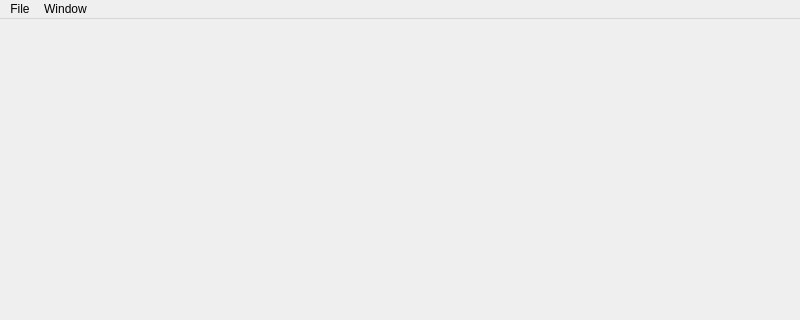
Old version of the form src/mainwindow.ui in the repository Wazecode/gide; both pictures show x 0 to 800 and y 0 to 320 of the 800 by 600 pixel window.
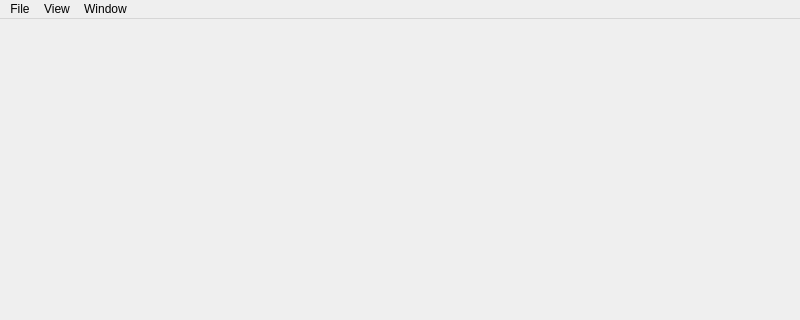
New version of the form.

The edit to the form file:
```diff
--- a/src/mainwindow.ui
+++ b/src/mainwindow.ui
@@ -40,7 +40,14 @@
     </property>
     <addaction name="actionFull_Screen"/>
    </widget>
+   <widget class="QMenu" name="menuView">
+    <property name="title">
+     <string>View</string>
+    </property>
+    <addaction name="actionShow_Menu_Bar"/>
+   </widget>
    <addaction name="menuFile"/>
+   <addaction name="menuView"/>
    <addaction name="menuWindow"/>
   </widget>
   <widget class="QStatusBar" name="statusbar"/>
```
Left out of the diff: 11 changed lines with no effect on the pictures.
